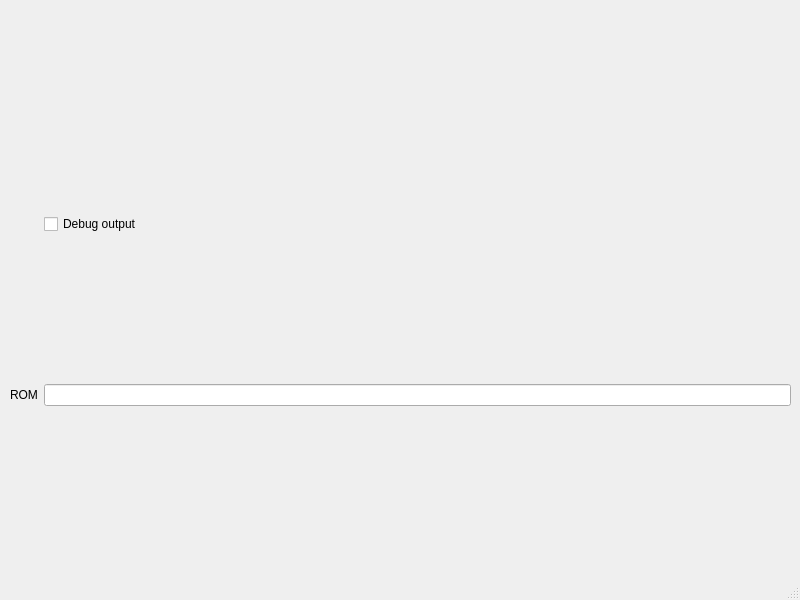
JackTheSpades/SpriteToolSuperDelux, file src/pixi_gui/PixiGui.ui: the form before one commit.
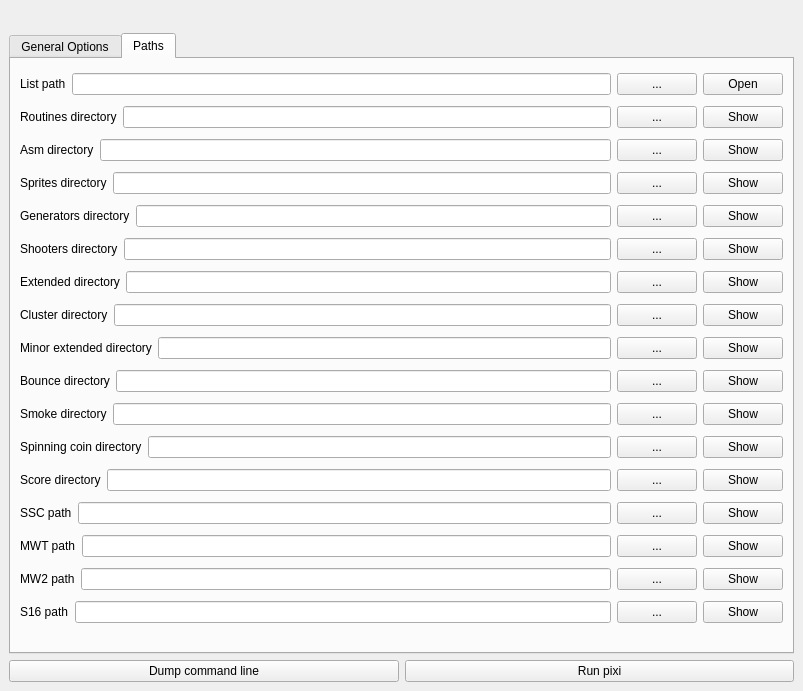
The form after the commit.

Commit message: Implement all basic things.

Patch:
```diff
--- a/src/pixi_gui/PixiGui.ui
+++ b/src/pixi_gui/PixiGui.ui
@@ -6,82 +6,762 @@
    <rect>
     <x>0</x>
     <y>0</y>
-    <width>800</width>
-    <height>600</height>
+    <width>803</width>
+    <height>691</height>
    </rect>
   </property>
+  <property name="minimumSize">
+   <size>
+    <width>803</width>
+    <height>0</height>
+   </size>
+  </property>
   <property name="windowTitle">
    <string>PixiGuiUI</string>
   </property>
   <widget class="QWidget" name="centralwidget">
-   <widget class="QWidget" name="gridLayoutWidget">
-    <property name="geometry">
-     <rect>
-      <x>10</x>
-      <y>70</y>
-      <width>781</width>
-      <height>481</height>
-     </rect>
-    </property>
-    <layout class="QGridLayout" name="gridLayout">
-     <item row="1" column="1">
-      <widget class="QLineEdit" name="lineEdit"/>
-     </item>
-     <item row="0" column="1">
-      <widget class="QCheckBox" name="checkBox">
-       <property name="text">
-        <string>Debug output</string>
-       </property>
-      </widget>
-     </item>
-     <item row="1" column="0">
-      <widget class="QLabel" name="label">
-       <property name="text">
-        <string>ROM</string>
-       </property>
-      </widget>
-     </item>
-    </layout>
-   </widget>
-   <widget class="QWidget" name="verticalLayoutWidget">
-    <property name="geometry">
-     <rect>
-      <x>10</x>
-      <y>10</y>
-      <width>781</width>
-      <height>51</height>
-     </rect>
-    </property>
-    <layout class="QVBoxLayout" name="verticalLayout">
-     <item>
-      <widget class="QLabel" name="pixiVersionLabel">
-       <property name="font">
-        <font>
-         <pointsize>12</pointsize>
-        </font>
-       </property>
-       <property name="text">
-        <string/>
-       </property>
-       <property name="alignment">
-        <set>Qt::AlignCenter</set>
-       </property>
-      </widget>
-     </item>
-    </layout>
-   </widget>
+   <layout class="QVBoxLayout" name="verticalLayout">
+    <item>
+     <layout class="QVBoxLayout" name="verticalLayout_3">
+      <item>
+       <widget class="QLabel" name="pixiVersionLabel">
+        <property name="font">
+         <font>
+          <pointsize>12</pointsize>
+         </font>
+        </property>
+        <property name="text">
+         <string/>
+        </property>
+        <property name="alignment">
+         <set>Qt::AlignCenter</set>
+        </property>
+       </widget>
+      </item>
+      <item>
+       <widget class="QTabWidget" name="tabWidget">
+        <property name="currentIndex">
+         <number>1</number>
+        </property>
+        <widget class="QWidget" name="tab">
+         <attribute name="title">
+          <string>General Options</string>
+         </attribute>
+         <layout class="QVBoxLayout" name="verticalLayout_2">
+          <item>
+           <layout class="QHBoxLayout" name="horizontalLayout_2">
+            <item>
+             <widget class="QLabel" name="label">
+              <property name="text">
+               <string>ROM path</string>
+              </property>
+             </widget>
+            </item>
+            <item>
+             <widget class="QLineEdit" name="romPathLine">
+              <property name="readOnly">
+               <bool>true</bool>
+              </property>
+             </widget>
+            </item>
+            <item>
+             <widget class="QPushButton" name="romPathButton">
+              <property name="text">
+               <string>...</string>
+              </property>
+             </widget>
+            </item>
+           </layout>
+          </item>
+          <item>
+           <widget class="QCheckBox" name="debugCheckBox">
+            <property name="text">
+             <string>Debug output</string>
+            </property>
+           </widget>
+          </item>
+          <item>
+           <widget class="QCheckBox" name="tempFilesCheckBox">
+            <property name="text">
+             <string>Keep temporary files</string>
+            </property>
+           </widget>
+          </item>
+          <item>
+           <widget class="QCheckBox" name="warningsCheckBox">
+            <property name="text">
+             <string>Enable asar warnings</string>
+            </property>
+           </widget>
+          </item>
+          <item>
+           <widget class="QCheckBox" name="d255splCheckBox">
+            <property name="text">
+             <string>Disable 255 sprites per level support (won't do the 1938 remap)</string>
+            </property>
+           </widget>
+          </item>
+          <item>
+           <widget class="QCheckBox" name="perLevelSpritesCheckBox">
+            <property name="text">
+             <string>Enable per-level sprites</string>
+            </property>
+           </widget>
+          </item>
+          <item>
+           <widget class="QCheckBox" name="extModCheckBox">
+            <property name="text">
+             <string>Disable extmod file logging</string>
+            </property>
+           </widget>
+          </item>
+          <item>
+           <widget class="QCheckBox" name="disableExtCheckBox">
+            <property name="text">
+             <string>Disable LM auxiliary files (ssc, mwt, mw2, s16)</string>
+            </property>
+           </widget>
+          </item>
+          <item>
+           <layout class="QHBoxLayout" name="horizontalLayout_14">
+            <item>
+             <widget class="QLabel" name="label_13">
+              <property name="text">
+               <string>Maximum number of shared routines:</string>
+              </property>
+             </widget>
+            </item>
+            <item>
+             <widget class="QSpinBox" name="nroutinesSpinBox">
+              <property name="maximum">
+               <number>310</number>
+              </property>
+              <property name="value">
+               <number>100</number>
+              </property>
+             </widget>
+            </item>
+           </layout>
+          </item>
+          <item>
+           <layout class="QHBoxLayout" name="horizontalLayout">
+            <item>
+             <widget class="QLabel" name="label_2">
+              <property name="text">
+               <string>MeiMei Options:</string>
+              </property>
+              <property name="alignment">
+               <set>Qt::AlignCenter</set>
+              </property>
+             </widget>
+            </item>
+            <item>
+             <widget class="QCheckBox" name="meimeiDisableCheckBox">
+              <property name="text">
+               <string>Disable MeiMei</string>
+              </property>
+             </widget>
+            </item>
+            <item>
+             <widget class="QCheckBox" name="meimeiDebugOutputCheckBox">
+              <property name="text">
+               <string>Debug output</string>
+              </property>
+             </widget>
+            </item>
+            <item>
+             <widget class="QCheckBox" name="meimeiKeepTempCheckBox">
+              <property name="text">
+               <string>Keep temporary files</string>
+              </property>
+             </widget>
+            </item>
+            <item>
+             <widget class="QCheckBox" name="meimeiAlwaysRemapCheckBox">
+              <property name="text">
+               <string>Always remap sprite data</string>
+              </property>
+             </widget>
+            </item>
+           </layout>
+          </item>
+         </layout>
+        </widget>
+        <widget class="QWidget" name="Paths">
+         <attribute name="title">
+          <string>Paths</string>
+         </attribute>
+         <layout class="QVBoxLayout" name="verticalLayout_4">
+          <item>
+           <layout class="QHBoxLayout" name="horizontalLayout_4">
+            <item>
+             <widget class="QLabel" name="label_3">
+              <property name="text">
+               <string>List path</string>
+              </property>
+             </widget>
+            </item>
+            <item>
+             <widget class="QLineEdit" name="listPathLine">
+              <property name="readOnly">
+               <bool>true</bool>
+              </property>
+             </widget>
+            </item>
+            <item>
+             <widget class="QPushButton" name="listPathBtn">
+              <property name="text">
+               <string>...</string>
+              </property>
+             </widget>
+            </item>
+            <item>
+             <widget class="QPushButton" name="listPathOpen">
+              <property name="text">
+               <string>Open</string>
+              </property>
+             </widget>
+            </item>
+           </layout>
+          </item>
+          <item>
+           <layout class="QHBoxLayout" name="horizontalLayout_5">
+            <item>
+             <widget class="QLabel" name="label_4">
+              <property name="text">
+               <string>Routines directory</string>
+              </property>
+             </widget>
+            </item>
+            <item>
+             <widget class="QLineEdit" name="routinesDirLine">
+              <property name="readOnly">
+               <bool>true</bool>
+              </property>
+             </widget>
+            </item>
+            <item>
+             <widget class="QPushButton" name="routinesDirBtn">
+              <property name="text">
+               <string>...</string>
+              </property>
+             </widget>
+            </item>
+            <item>
+             <widget class="QPushButton" name="routinesDirShow">
+              <property name="text">
+               <string>Show</string>
+              </property>
+             </widget>
+            </item>
+           </layout>
+          </item>
+          <item>
+           <layout class="QHBoxLayout" name="horizontalLayout_19">
+            <item>
+             <widget class="QLabel" name="label_18">
+              <property name="text">
+               <string>Asm directory</string>
+              </property>
+             </widget>
+            </item>
+            <item>
+             <widget class="QLineEdit" name="asmDirLine">
+              <property name="readOnly">
+               <bool>true</bool>
+              </property>
+             </widget>
+            </item>
+            <item>
+             <widget class="QPushButton" name="asmDirBtn">
+              <property name="text">
+               <string>...</string>
+              </property>
+             </widget>
+            </item>
+            <item>
+             <widget class="QPushButton" name="asmDirShow">
+              <property name="text">
+               <string>Show</string>
+              </property>
+             </widget>
+            </item>
+           </layout>
+          </item>
+          <item>
+           <layout class="QHBoxLayout" name="horizontalLayout_12">
+            <item>
+             <widget class="QLabel" name="label_11">
+              <property name="text">
+               <string>Sprites directory</string>
+              </property>
+             </widget>
+            </item>
+            <item>
+             <widget class="QLineEdit" name="spritesDirLine">
+              <property name="readOnly">
+               <bool>true</bool>
+              </property>
+             </widget>
+            </item>
+            <item>
+             <widget class="QPushButton" name="spritesDirBtn">
+              <property name="text">
+               <string>...</string>
+              </property>
+             </widget>
+            </item>
+            <item>
+             <widget class="QPushButton" name="spritesDirShow">
+              <property name="text">
+               <string>Show</string>
+              </property>
+             </widget>
+            </item>
+           </layout>
+          </item>
+          <item>
+           <layout class="QHBoxLayout" name="horizontalLayout_13">
+            <item>
+             <widget class="QLabel" name="label_12">
+              <property name="text">
+               <string>Generators directory</string>
+              </property>
+             </widget>
+            </item>
+            <item>
+             <widget class="QLineEdit" name="genDirLine">
+              <property name="readOnly">
+               <bool>true</bool>
+              </property>
+             </widget>
+            </item>
+            <item>
+             <widget class="QPushButton" name="genDirBtn">
+              <property name="text">
+               <string>...</string>
+              </property>
+             </widget>
+            </item>
+            <item>
+             <widget class="QPushButton" name="genDirShow">
+              <property name="text">
+               <string>Show</string>
+              </property>
+             </widget>
+            </item>
+           </layout>
+          </item>
+          <item>
+           <layout class="QHBoxLayout" name="horizontalLayout_8">
+            <item>
+             <widget class="QLabel" name="label_7">
+              <property name="text">
+               <string>Shooters directory</string>
+              </property>
+             </widget>
+            </item>
+            <item>
+             <widget class="QLineEdit" name="shootersDirLine">
+              <property name="readOnly">
+               <bool>true</bool>
+              </property>
+             </widget>
+            </item>
+            <item>
+             <widget class="QPushButton" name="shootersDirBtn">
+              <property name="text">
+               <string>...</string>
+              </property>
+             </widget>
+            </item>
+            <item>
+             <widget class="QPushButton" name="shootersDirShow">
+              <property name="text">
+               <string>Show</string>
+              </property>
+             </widget>
+            </item>
+           </layout>
+          </item>
+          <item>
+           <layout class="QHBoxLayout" name="horizontalLayout_10">
+            <item>
+             <widget class="QLabel" name="label_9">
+              <property name="text">
+               <string>Extended directory</string>
+              </property>
+             </widget>
+            </item>
+            <item>
+             <widget class="QLineEdit" name="extendedDirLine">
+              <property name="readOnly">
+               <bool>true</bool>
+              </property>
+             </widget>
+            </item>
+            <item>
+             <widget class="QPushButton" name="extendedDirBtn">
+              <property name="text">
+               <string>...</string>
+              </property>
+             </widget>
+            </item>
+            <item>
+             <widget class="QPushButton" name="extendedDirShow">
+              <property name="text">
+               <string>Show</string>
+              </property>
+             </widget>
+            </item>
+           </layout>
+          </item>
+          <item>
+           <layout class="QHBoxLayout" name="horizontalLayout_9">
+            <item>
+             <widget class="QLabel" name="label_8">
+              <property name="text">
+               <string>Cluster directory</string>
+              </property>
+             </widget>
+            </item>
+            <item>
+             <widget class="QLineEdit" name="clusterDirLine">
+              <property name="readOnly">
+               <bool>true</bool>
+              </property>
+             </widget>
+            </item>
+            <item>
+             <widget class="QPushButton" name="clusterDirBtn">
+              <property name="text">
+               <string>...</string>
+              </property>
+             </widget>
+            </item>
+            <item>
+             <widget class="QPushButton" name="clusterDirShow">
+              <property name="text">
+               <string>Show</string>
+              </property>
+             </widget>
+            </item>
+           </layout>
+          </item>
+          <item>
+           <layout class="QHBoxLayout" name="horizontalLayout_11">
+            <item>
+             <widget class="QLabel" name="label_10">
+              <property name="text">
+               <string>Minor extended directory</string>
+              </property>
+             </widget>
+            </item>
+            <item>
+             <widget class="QLineEdit" name="minorextDirLine">
+              <property name="readOnly">
+               <bool>true</bool>
+              </property>
+             </widget>
+            </item>
+            <item>
+             <widget class="QPushButton" name="minorextDirBtn">
+              <property name="text">
+               <string>...</string>
+              </property>
+             </widget>
+            </item>
+            <item>
+             <widget class="QPushButton" name="minorextDirShow">
+              <property name="text">
+               <string>Show</string>
+              </property>
+             </widget>
+            </item>
+           </layout>
+          </item>
+          <item>
+           <layout class="QHBoxLayout" name="horizontalLayout_7">
+            <item>
+             <widget class="QLabel" name="label_6">
+              <property name="text">
+               <string>Bounce directory</string>
+              </property>
+             </widget>
+            </item>
+            <item>
+             <widget class="QLineEdit" name="bounceDirLine">
+              <property name="readOnly">
+               <bool>true</bool>
+              </property>
+             </widget>
+            </item>
+            <item>
+             <widget class="QPushButton" name="bounceDirBtn">
+              <property name="text">
+               <string>...</string>
+              </property>
+             </widget>
+            </item>
+            <item>
+             <widget class="QPushButton" name="bounceDirShow">
+              <property name="text">
+               <string>Show</string>
+              </property>
+             </widget>
+            </item>
+           </layout>
+          </item>
+          <item>
+           <layout class="QHBoxLayout" name="horizontalLayout_6">
+            <item>
+             <widget class="QLabel" name="label_5">
+              <property name="text">
+               <string>Smoke directory</string>
+              </property>
+             </widget>
+            </item>
+            <item>
+             <widget class="QLineEdit" name="smokeDirLine">
+              <property name="readOnly">
+               <bool>true</bool>
+              </property>
+             </widget>
+            </item>
+            <item>
+             <widget class="QPushButton" name="smokeDirBtn">
+              <property name="text">
+               <string>...</string>
+              </property>
+             </widget>
+            </item>
+            <item>
+             <widget class="QPushButton" name="smokeDirShow">
+              <property name="text">
+               <string>Show</string>
+              </property>
+             </widget>
+            </item>
+           </layout>
+          </item>
+          <item>
+           <layout class="QHBoxLayout" name="horizontalLayout_21">
+            <item>
+             <widget class="QLabel" name="label_20">
+              <property name="text">
+               <string>Spinning coin directory</string>
+              </property>
+             </widget>
+            </item>
+            <item>
+             <widget class="QLineEdit" name="spinningDirLine">
+              <property name="readOnly">
+               <bool>true</bool>
+              </property>
+             </widget>
+            </item>
+            <item>
+             <widget class="QPushButton" name="spinningDirBtn">
+              <property name="text">
+               <string>...</string>
+              </property>
+             </widget>
+            </item>
+            <item>
+             <widget class="QPushButton" name="spinningDirShow">
+              <property name="text">
+               <string>Show</string>
+              </property>
+             </widget>
+            </item>
+           </layout>
+          </item>
+          <item>
+           <layout class="QHBoxLayout" name="horizontalLayout_20">
+            <item>
+             <widget class="QLabel" name="label_19">
+              <property name="text">
+               <string>Score directory</string>
+              </property>
+             </widget>
+            </item>
+            <item>
+             <widget class="QLineEdit" name="scoreDirLine">
+              <property name="readOnly">
+               <bool>true</bool>
+              </property>
+             </widget>
+            </item>
+            <item>
+             <widget class="QPushButton" name="scoreDirBtn">
+              <property name="text">
+               <string>...</string>
+              </property>
+             </widget>
+            </item>
+            <item>
+             <widget class="QPushButton" name="scoreDirShow">
+              <property name="text">
+               <string>Show</string>
+              </property>
+             </widget>
+            </item>
+           </layout>
+          </item>
+          <item>
+           <layout class="QHBoxLayout" name="horizontalLayout_18">
+            <item>
+             <widget class="QLabel" name="label_17">
+              <property name="text">
+               <string>SSC path</string>
+              </property>
+             </widget>
+            </item>
+            <item>
+             <widget class="QLineEdit" name="sscPathLine">
+              <property name="readOnly">
+               <bool>true</bool>
+              </property>
+             </widget>
+            </item>
+            <item>
+             <widget class="QPushButton" name="sscPathBtn">
+              <property name="text">
+               <string>...</string>
+              </property>
+             </widget>
+            </item>
+            <item>
+             <widget class="QPushButton" name="sscPathShow">
+              <property name="text">
+               <string>Show</string>
+              </property>
+             </widget>
+            </item>
+           </layout>
+          </item>
+          <item>
+           <layout class="QHBoxLayout" name="horizontalLayout_17">
+            <item>
+             <widget class="QLabel" name="label_16">
+              <property name="text">
+               <string>MWT path</string>
+              </property>
+             </widget>
+            </item>
+            <item>
+             <widget class="QLineEdit" name="mwtPathLine">
+              <property name="readOnly">
+               <bool>true</bool>
+              </property>
+             </widget>
+            </item>
+            <item>
+             <widget class="QPushButton" name="mwtPathBtn">
+              <property name="text">
+               <string>...</string>
+              </property>
+             </widget>
+            </item>
+            <item>
+             <widget class="QPushButton" name="mwtPathShow">
+              <property name="text">
+               <string>Show</string>
+              </property>
+             </widget>
+            </item>
+           </layout>
+          </item>
+          <item>
+           <layout class="QHBoxLayout" name="horizontalLayout_16">
+            <item>
+             <widget class="QLabel" name="label_15">
+              <property name="text">
+               <string>MW2 path</string>
+              </property>
+             </widget>
+            </item>
+            <item>
+             <widget class="QLineEdit" name="mw2PathLine">
+              <property name="readOnly">
+               <bool>true</bool>
+              </property>
+             </widget>
+            </item>
+            <item>
+             <widget class="QPushButton" name="mw2PathBtn">
+              <property name="text">
+               <string>...</string>
+              </property>
+             </widget>
+            </item>
+            <item>
+             <widget class="QPushButton" name="mw2PathShow">
+              <property name="text">
+               <string>Show</string>
+              </property>
+             </widget>
+            </item>
+           </layout>
+          </item>
+          <item>
+           <layout class="QHBoxLayout" name="horizontalLayout_15">
+            <item>
+             <widget class="QLabel" name="label_14">
+              <property name="text">
+               <string>S16 path</string>
+              </property>
+             </widget>
+            </item>
+            <item>
+             <widget class="QLineEdit" name="s16PathLine">
+              <property name="readOnly">
+               <bool>true</bool>
+              </property>
+             </widget>
+            </item>
+            <item>
+             <widget class="QPushButton" name="s16PathBtn">
+              <property name="text">
+               <string>...</string>
+              </property>
+             </widget>
+            </item>
+            <item>
+             <widget class="QPushButton" name="s16PathShow">
+              <property name="text">
+               <string>Show</string>
+              </property>
+             </widget>
+            </item>
+           </layout>
+          </item>
+         </layout>
+        </widget>
+       </widget>
+      </item>
+      <item>
+       <layout class="QHBoxLayout" name="horizontalLayout_23">
+        <item>
+         <widget class="QPushButton" name="dumpCommandLine">
+          <property name="text">
+           <string>Dump command line</string>
+          </property>
+         </widget>
+        </item>
+        <item>
+         <widget class="QPushButton" name="pixiRunButton">
+          <property name="text">
+           <string>Run pixi</string>
+          </property>
+         </widget>
+        </item>
+       </layout>
+      </item>
+     </layout>
+    </item>
+   </layout>
   </widget>
-  <widget class="QMenuBar" name="menubar">
-   <property name="geometry">
-    <rect>
-     <x>0</x>
-     <y>0</y>
-     <width>800</width>
-     <height>21</height>
-    </rect>
-   </property>
-  </widget>
-  <widget class="QStatusBar" name="statusbar"/>
  </widget>
  <resources/>
  <connections/>
```
The commit also changes 2 other files.
